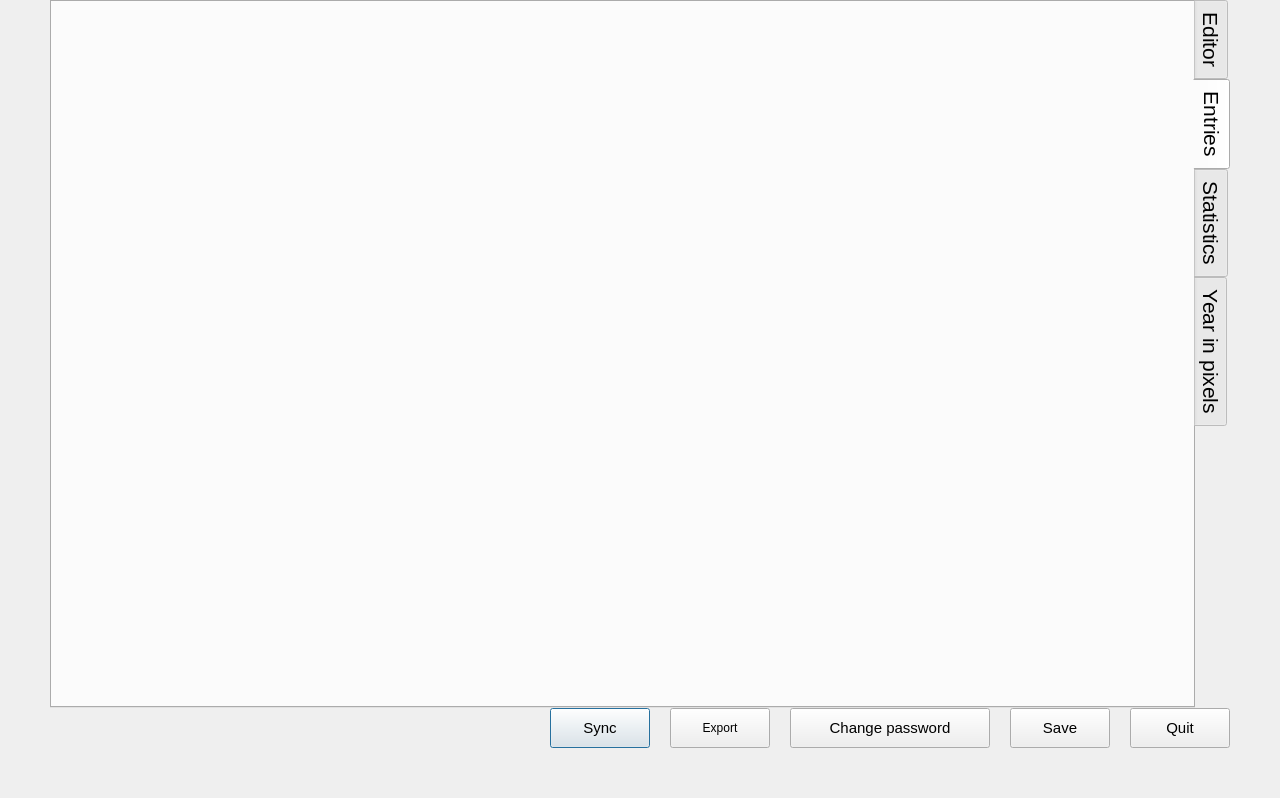
Before: the Qt Designer form diarywindow.ui in someretical/TheoreticalDiary, drawn with Qt 5.
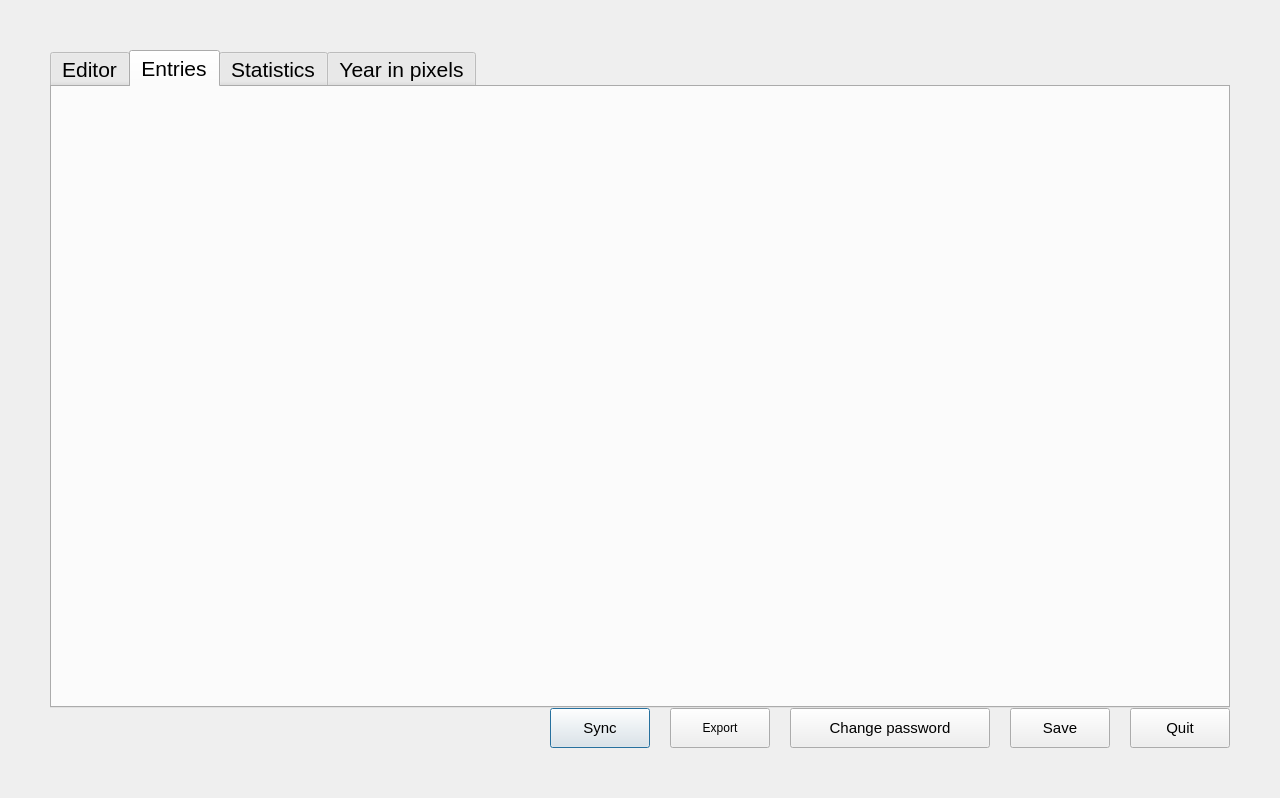
After: the same form once the commit is applied. The open tabs and pages were chosen to show the change.

```diff
--- a/diarywindow.ui
+++ b/diarywindow.ui
@@ -24,7 +24,7 @@
     <number>50</number>
    </property>
    <property name="topMargin">
-    <number>0</number>
+    <number>50</number>
    </property>
    <property name="rightMargin">
     <number>50</number>
@@ -226,7 +226,7 @@
       <bool>false</bool>
      </property>
      <property name="tabPosition">
-      <enum>QTabWidget::East</enum>
+      <enum>QTabWidget::North</enum>
      </property>
      <property name="tabShape">
       <enum>QTabWidget::Rounded</enum>
@@ -249,13 +249,13 @@
         <number>20</number>
        </property>
        <property name="topMargin">
-        <number>50</number>
+        <number>30</number>
        </property>
        <property name="rightMargin">
         <number>20</number>
        </property>
        <property name="bottomMargin">
-        <number>50</number>
+        <number>30</number>
        </property>
        <item>
         <layout class="QHBoxLayout" name="calender_box">
@@ -657,6 +657,30 @@
       <attribute name="title">
        <string>Entries</string>
       </attribute>
+      <layout class="QGridLayout" name="gridLayout_8">
+       <property name="leftMargin">
+        <number>50</number>
+       </property>
+       <property name="topMargin">
+        <number>30</number>
+       </property>
+       <property name="rightMargin">
+        <number>50</number>
+       </property>
+       <property name="bottomMargin">
+        <number>30</number>
+       </property>
+       <property name="spacing">
+        <number>0</number>
+       </property>
+       <item row="0" column="0">
+        <layout class="QGridLayout" name="entry_box">
+         <property name="spacing">
+          <number>0</number>
+         </property>
+        </layout>
+       </item>
+      </layout>
      </widget>
      <widget class="QWidget" name="stats">
       <attribute name="title">
```
Left out of the diff: 14 changed lines with no effect on the pictures.
